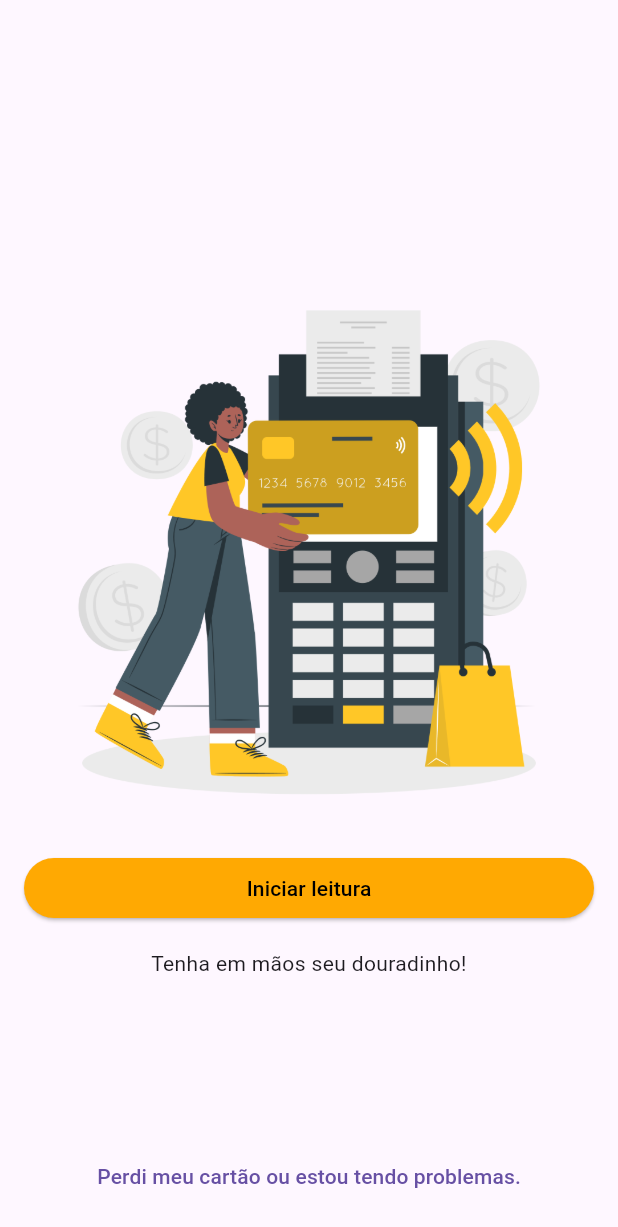
After one commit to ricarthlima/flutter_nfc_ahead, a Flutter app: the NfcReadScreen screen opened by its route, on a phone screen of 412 x 824 dp. The commit adds this screen. Shown: the top 1227 px of the screen. Run offline on Flutter 3.47's test engine with Material 3 defaults, Android fonts, the phone set to English and light mode, and no system bars; our stand-ins replace shared_preferences; missing offline and left inert: nfc_manager; accounts and stored records are empty.

Commit message:
p14 - rotear para tela de verificação
p14 - rotear para tela de verificação

```diff
--- a/lib/main.dart
+++ b/lib/main.dart
@@ -1,6 +1,7 @@
 import 'package:flutter/material.dart';
 import 'package:flutter_banco_douro/ui/home_screen.dart';
 import 'package:flutter_banco_douro/ui/login_screen.dart';
+import 'package:flutter_banco_douro/ui/nfc_read_screen.dart';
 import 'package:flutter_banco_douro/ui/nfc_screen.dart';
 
 void main() {
@@ -17,6 +18,7 @@ class BancoDouroApp extends StatelessWidget {
         "login": (context) => const LoginScreen(),
         "home": (context) => const HomeScreen(),
         "nfc": (context) => const NfcScreen(),
+        "nfc_read": (context) => const NfcReadScreen(),
       },
       initialRoute: "login",
     );
--- /dev/null
+++ b/lib/ui/nfc_read_screen.dart
@@ -0,0 +1,76 @@
+import 'package:flutter/material.dart';
+import 'package:flutter_banco_douro/ui/nfc_screen.dart';
+import 'package:flutter_banco_douro/ui/styles/colors.dart';
+
+class NfcReadScreen extends StatefulWidget {
+  const NfcReadScreen({super.key});
+
+  @override
+  State<NfcReadScreen> createState() => _NfcReadScreenState();
+}
+
+class _NfcReadScreenState extends State<NfcReadScreen> {
+  bool isStartedRead = false;
+  @override
+  Widget build(BuildContext context) {
+    return Scaffold(
+      body: Padding(
+        padding: const EdgeInsets.all(16.0),
+        child: Stack(
+          children: [
+            _buildSubScreen(),
+            Align(
+              alignment: Alignment.bottomCenter,
+              child: TextButton(
+                onPressed: () {},
+                child: const Text("Perdi meu cartão ou estou tendo problemas."),
+              ),
+            ),
+          ],
+        ),
+      ),
+    );
+  }
+
+  Widget _buildSubScreen() {
+    if (isStartedRead) {
+      return const NfcReadSubScreen();
+    } else {
+      return Column(
+        mainAxisAlignment: MainAxisAlignment.center,
+        crossAxisAlignment: CrossAxisAlignment.stretch,
+        spacing: 16,
+        children: [
+          Image.asset(
+            "assets/images/credit_card.png",
+            width: 256,
+          ),
+          ElevatedButton(
+            onPressed: () {
+              _startReadNfc();
+            },
+            style: const ButtonStyle(
+              backgroundColor: WidgetStatePropertyAll(AppColor.orange),
+            ),
+            child: const Text(
+              "Iniciar leitura",
+              style: TextStyle(
+                color: Colors.black,
+              ),
+            ),
+          ),
+          const Text(
+            "Tenha em mãos seu douradinho!",
+            textAlign: TextAlign.center,
+          ),
+        ],
+      );
+    }
+  }
+
+  _startReadNfc() {
+    setState(() {
+      isStartedRead = true;
+    });
+  }
+}
--- a/lib/ui/nfc_screen.dart
+++ b/lib/ui/nfc_screen.dart
@@ -122,7 +122,7 @@ class _NfcScreenState extends State<NfcScreen> {
       case _NfcSubScreens.notValid:
         return const _NfcNotValidScreen();
       case _NfcSubScreens.readCard:
-        return const _NfcReadScreen();
+        return const NfcReadSubScreen();
       case _NfcSubScreens.finished:
         return const _NfcFinishScreen();
     }
@@ -209,8 +209,8 @@ class _NfcNotValidScreen extends StatelessWidget {
   }
 }
 
-class _NfcReadScreen extends StatelessWidget {
-  const _NfcReadScreen();
+class NfcReadSubScreen extends StatelessWidget {
+  const NfcReadSubScreen({super.key});
 
   @override
   Widget build(BuildContext context) {
```
Also changed, not shown: lib/ui/login_screen.dart (+9 -1 lines), 1 other file.
